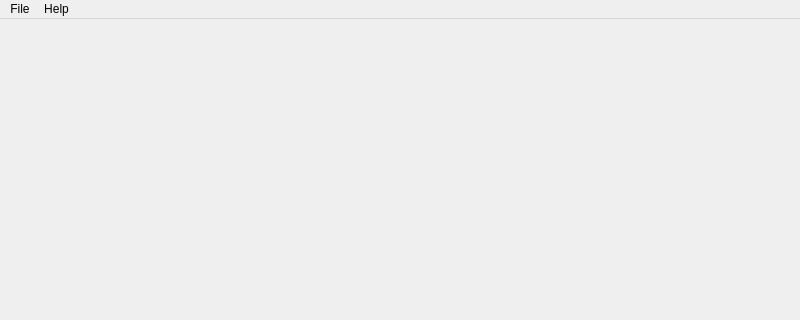
Old version of the form branches/osic_carbone/ui/reconstructme.ui in the repository 08Mohan/reconstructme-qt; both pictures show x 0 to 800 and y 0 to 320 of the 800 by 600 pixel window.
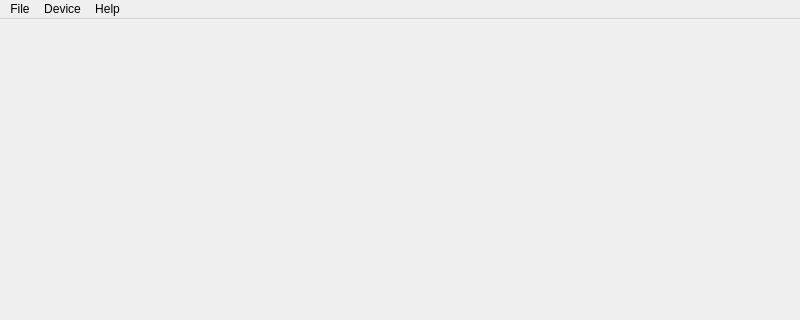
New version of the form. Icons and pictures are not drawn.

```diff
--- a/branches/osic_carbone/ui/reconstructme.ui
+++ b/branches/osic_carbone/ui/reconstructme.ui
@@ -240,9 +240,15 @@
     <addaction name="actionLog"/>
     <addaction name="actionGenerate_hardware_key"/>
     <addaction name="separator"/>
-    <addaction name="actionAbout"/>
+   </widget>
+   <widget class="QMenu" name="menuDevice">
+    <property name="title">
+     <string>Device</string>
+    </property>
+    <addaction name="actionSelect_Configuration"/>
    </widget>
    <addaction name="menuFile"/>
+   <addaction name="menuDevice"/>
    <addaction name="menuHelp"/>
   </widget>
   <widget class="QStatusBar" name="reconstruct_satus_bar"/>
```
Left out of the diff: 15 changed lines with no effect on the pictures.
